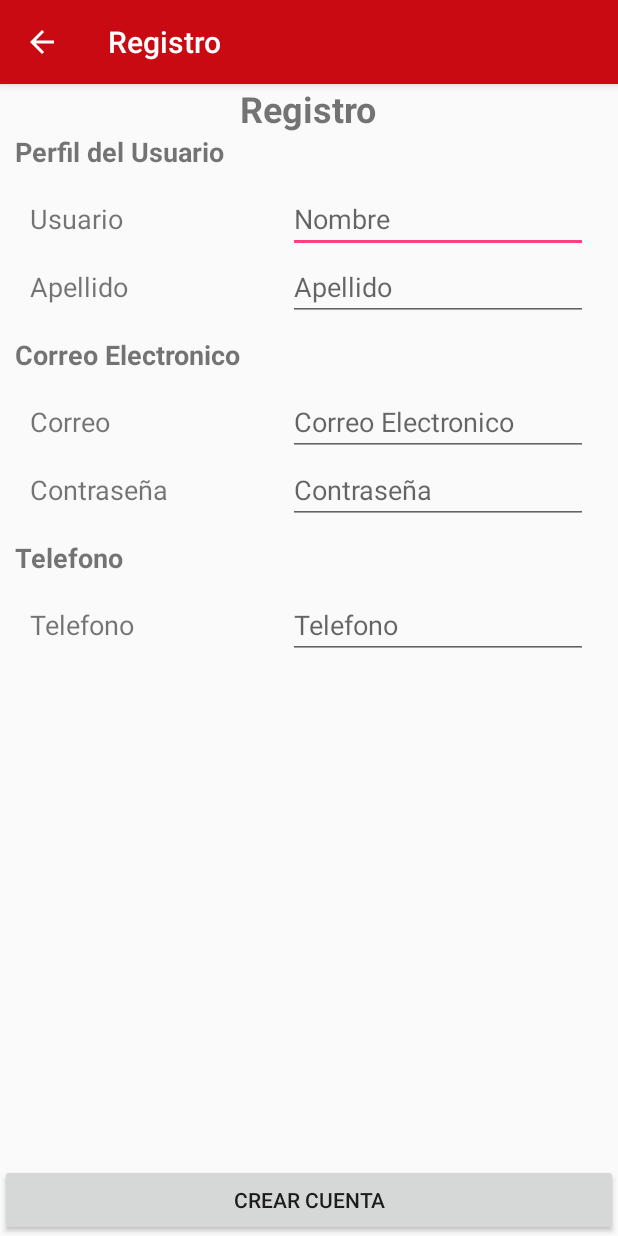
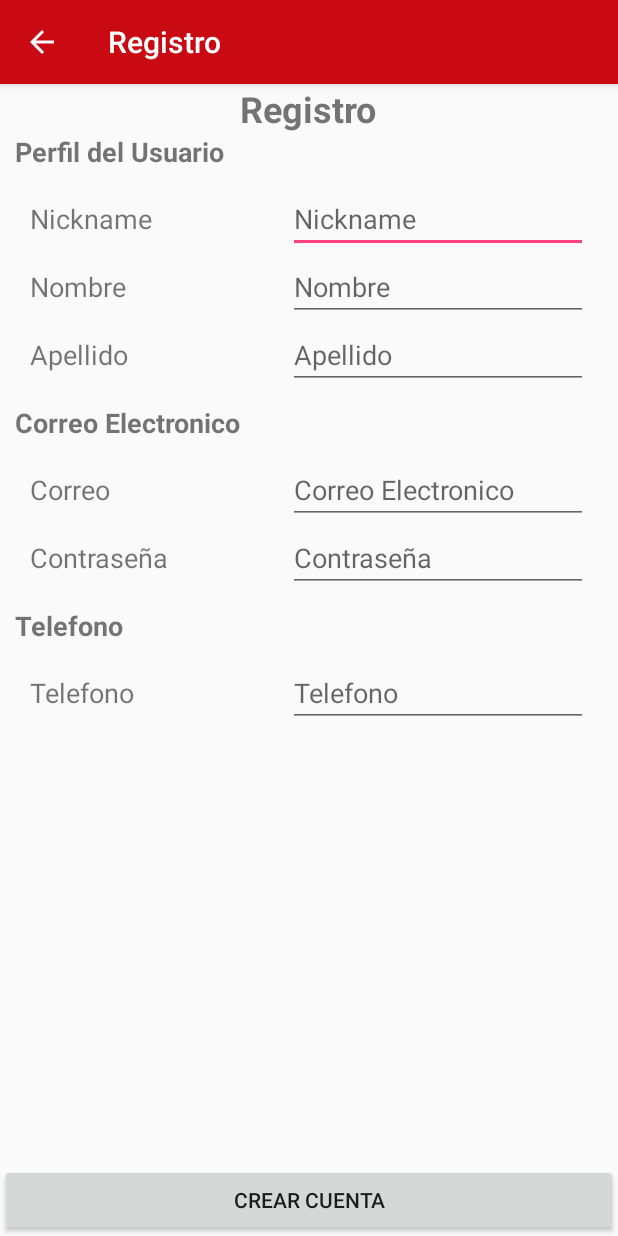
Before and after one commit to cHeRaZ-edu/PSM, an Android app: the ActivityRegistro screen opened directly, with no data from a screen before it, on a phone screen of 412 x 824 dp. Run offline under Robolectric (Android 15) with nearby library versions, the phone set to English and light mode, and no system bars.

Commit message:
Registros de usuarios
Ya se puede registrar usuarios, hay que definir la clase que permita llamar los servicios

```diff
--- a/app/src/main/java/com/mecanicosgruas/edu/mecanicosgruas/ActivityRegistro.java
+++ b/app/src/main/java/com/mecanicosgruas/edu/mecanicosgruas/ActivityRegistro.java
@@ -11,10 +11,14 @@ import android.widget.EditText;
 import android.widget.Toast;
 
 import com.google.gson.Gson;
+import com.google.gson.stream.JsonReader;
 import com.mecanicosgruas.edu.mecanicosgruas.model.User;
 
 import org.json.JSONObject;
 
+import java.io.BufferedReader;
+import java.io.InputStream;
+import java.io.InputStreamReader;
 import java.net.HttpURLConnection;
 import java.net.URL;
 import java.text.Normalizer;
@@ -22,6 +26,7 @@ import java.text.Normalizer;
 public class ActivityRegistro extends AppCompatActivity {
 
     Button btnCrearCuenta;
+    EditText nickname;
     EditText nombre;
     EditText apellido;
     EditText email;
@@ -53,6 +58,7 @@ public class ActivityRegistro extends AppCompatActivity {
         //Get view
         btnCrearCuenta = (Button) findViewById(R.id.btnCrearCuenta);
 
+        nickname = (EditText)findViewById(R.id.editTxtNicknameRegister);
         nombre = (EditText)findViewById(R.id.editTxtNombreRegister);
         apellido = (EditText)findViewById(R.id.editTxtApellidoRegister);
         email = (EditText)findViewById(R.id.editTxtEmailRegister);
@@ -76,7 +82,14 @@ public class ActivityRegistro extends AppCompatActivity {
                     nameUser = nameUser.replaceAll("[^\\p{ASCII}]", "");
                     apellidoUser = Normalizer.normalize(apellidoUser, Normalizer.Form.NFD);
                     apellidoUser = apellidoUser.replaceAll("[^\\p{ASCII}]", "");
-                    User usuario = new User(nameUser,apellidoUser,email.getText().toString(),password.getText().toString(),telefono.getText().toString());
+                    User usuario = new User(
+                                            nickname.getText().toString(),
+                                            nameUser,
+                                            apellidoUser,
+                                            email.getText().toString(),
+                                            password.getText().toString(),
+                                            telefono.getText().toString()
+                                            );
                     messageJson = serializeToJson(usuario);//Usuario en Json
                     //Registrar desde el servidor
                     SegundoPlano tarea = new SegundoPlano();
@@ -104,6 +117,7 @@ public class ActivityRegistro extends AppCompatActivity {
 
         //Validar datos vacios
         if(
+                nickname.getText().toString().trim().isEmpty() ||
                 nombre.getText().toString().trim().isEmpty() ||
                 apellido.getText().toString().trim().isEmpty() ||
                 emailString.trim().isEmpty() ||
@@ -144,32 +158,31 @@ public class ActivityRegistro extends AppCompatActivity {
             URL endpoint = new URL("http://appmecanicogruas.servehttp.com/register/user");
             // Create connection
             HttpURLConnection ConnectEndPoint = (HttpURLConnection)endpoint.openConnection();
-
+            //Type method http
+            ConnectEndPoint.setRequestMethod("POST");
+            //Voy a mandar un mensaje
+            ConnectEndPoint.setDoOutput(true);
+            ConnectEndPoint.getOutputStream().write(messageJson.getBytes());
             //Get Response
             if(ConnectEndPoint.getResponseCode() == 200)//Is OK
             {
-
+                //Body
+                BufferedReader br = new BufferedReader(new InputStreamReader(ConnectEndPoint.getInputStream()));
+                StringBuilder sb = new StringBuilder();
+                String line;
+                while ((line = br.readLine()) != null) {
+                    sb.append(line+"\n");
+                }
+                br.close();
+                result =  sb.toString();
             }
             else
             {
                 //Error 404,400,500... etc
+                result = "El servidor no esta disponible";
+            }
 
-            }
-            /*
-            //Inicizalizar request
-            SoapObject request = new SoapObject(NAMESPACE,METHOD_NAME);
-            //Agregar Propoiedad del mensaje
-            request.addProperty("object",messageJson);
-            //Inicizalizar envolpe
-            SoapSerializationEnvelope envelope = new SoapSerializationEnvelope(SoapEnvelope.VER11);
-            envelope.setOutputSoapObject(request);
-            //Inicializar Transporte http
-            HttpTransportSE httpMessage = new HttpTransportSE(url);
-            httpMessage.call(SOAP_ACTION,envelope);
-            //Obtener respuesta del servidor
-            SoapPrimitive resultSoap = (SoapPrimitive)envelope.getResponse();
-            result = (String)resultSoap.toString();
-            */
+            ConnectEndPoint.disconnect();
 
         }
         catch(Exception ex)
--- a/app/src/main/res/layout/activity_main.xml
+++ b/app/src/main/res/layout/activity_main.xml
@@ -18,7 +18,7 @@
         android:layout_marginStart="8dp"
         android:layout_marginTop="8dp"
         android:ems="10"
-        android:hint="@string/desc_user"
+        android:hint="@string/desc_nickname"
         android:inputType="textPersonName"
         app:layout_constraintEnd_toEndOf="parent"
         app:layout_constraintStart_toStartOf="parent"
--- a/app/src/main/res/layout/activity_registro.xml
+++ b/app/src/main/res/layout/activity_registro.xml
@@ -39,13 +39,37 @@
             <LinearLayout
                 android:layout_width="match_parent"
                 android:layout_height="wrap_content">
+                <TextView
+                    android:layout_width="wrap_content"
+                    android:layout_height="wrap_content"
+                    android:layout_marginStart="20dp"
+                    android:text="@string/desc_nickname"
+                    android:textSize="18sp"/>
+
+                <android.support.v4.widget.Space
+                    android:layout_width="0dp"
+                    android:layout_height="0dp"
+                    android:layout_weight="1" />
+
+                <EditText
+                    android:id="@+id/editTxtNicknameRegister"
+                    android:layout_width="200dp"
+                    android:layout_height="wrap_content"
+                    android:layout_marginEnd="20dp"
+                    android:hint="@string/desc_nickname"
+                    android:inputType="textPersonName"/>
+            </LinearLayout>
+
+            <LinearLayout
+                android:layout_width="match_parent"
+                android:layout_height="wrap_content">
 
                 <TextView
                     android:id="@+id/txtViewNameUserRegister"
                     android:layout_width="wrap_content"
                     android:layout_height="wrap_content"
                     android:layout_marginStart="20dp"
-                    android:text="@string/desc_user"
+                    android:text="@string/desc_nombre"
                     android:textSize="18sp" />
 
                 <android.support.v4.widget.Space
--- a/app/src/main/res/values/strings.xml
+++ b/app/src/main/res/values/strings.xml
@@ -46,6 +46,7 @@
     <string name="desc_registro_title">Registro</string>
     <string name="desc_edit">Editar</string>
     <string name="desc_welcome">Bienvenido</string>
+    <string name="desc_nickname">Nickname</string>
     <string-array name="string_array_hours">
         <item>Cerrado</item>
         <item>00:00</item>
```
Also changed, not shown: app/src/main/java/com/mecanicosgruas/edu/mecanicosgruas/model/User.java (+15 -5 lines).
